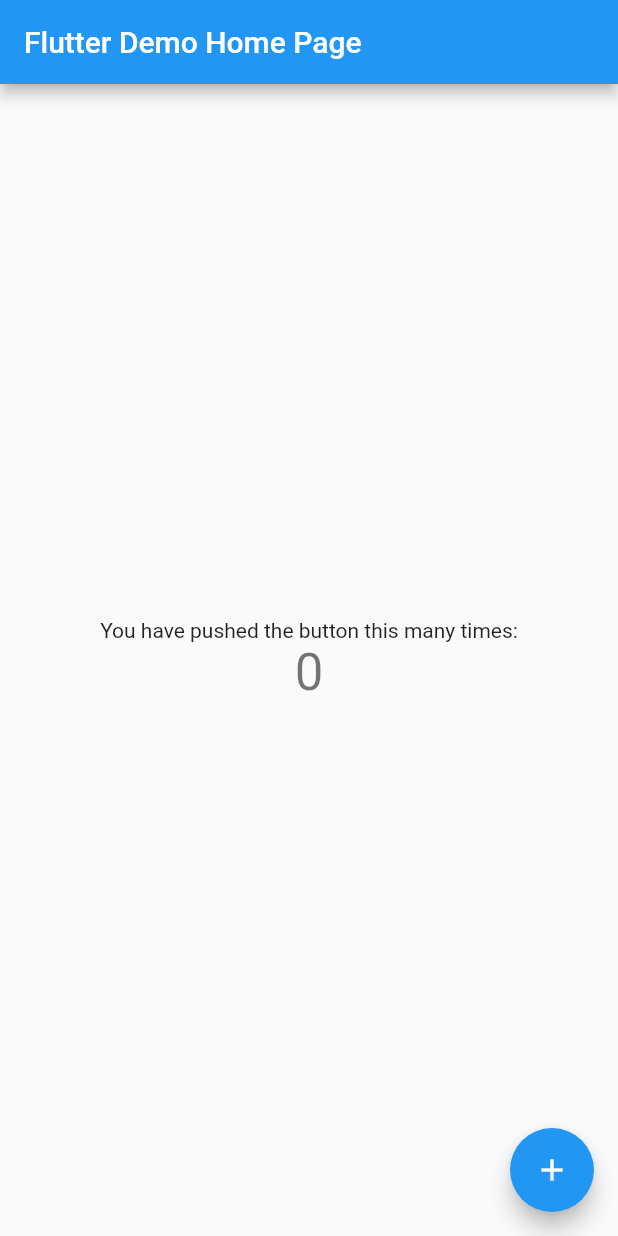
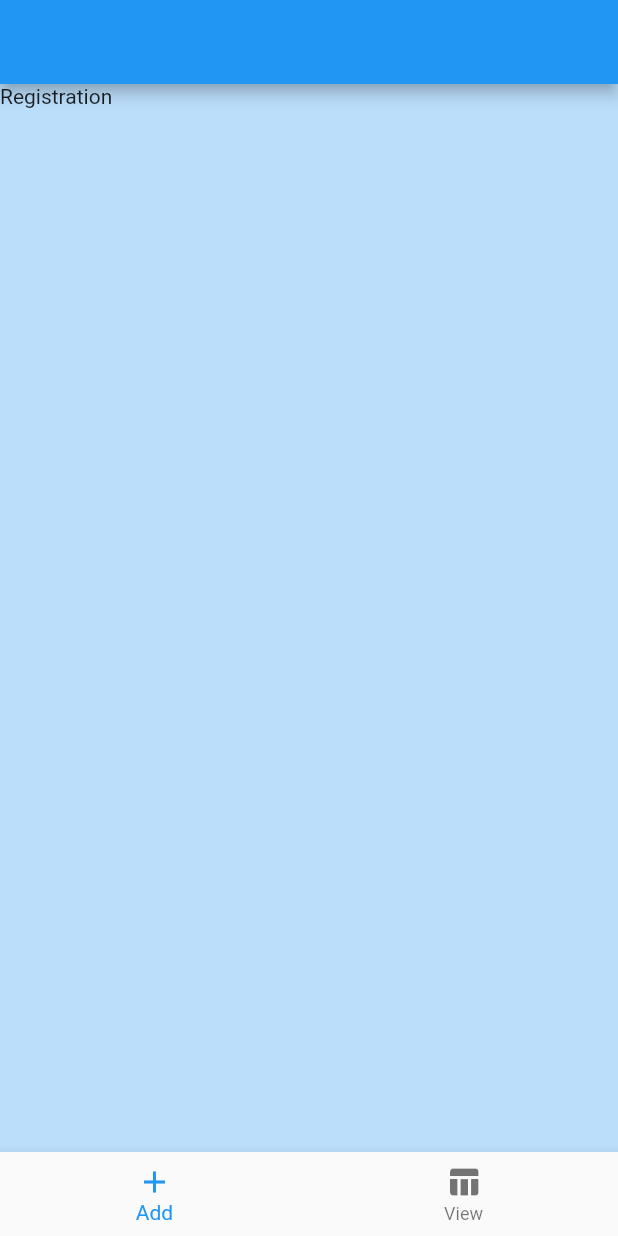
Before and after one commit to dznidaric/flutter-learning, a Flutter app: the screen it shows after launch, on a phone screen of 412 x 824 dp. Run offline on Flutter 3.47's test engine with Material 2 defaults, Android fonts, the phone set to English and light mode, and no system bars.

Commit message:
pocetna stranica

```diff
--- /dev/null
+++ b/app_exercise/lib/form.dart
@@ -0,0 +1,17 @@
+import 'package:flutter/material.dart';
+
+class Registration extends StatefulWidget {
+  const Registration({ Key? key }) : super(key: key);
+
+  @override
+  _RegistrationState createState() => _RegistrationState();
+}
+
+class _RegistrationState extends State<Registration> {
+  @override
+  Widget build(BuildContext context) {
+    return Container(
+      child: Text('Registration'),
+    );
+  }
+}
--- a/app_exercise/lib/main.dart
+++ b/app_exercise/lib/main.dart
@@ -1,115 +1,66 @@
 import 'package:flutter/material.dart';
+import 'package:app_exercise/category.dart';
+import 'package:app_exercise/form.dart';
+
+const _categoryName = 'Cake';
+const _categoryIcon = Icons.cake;
+const _categoryColor = Colors.green;
+int _currentIndex = 0;
 
 void main() {
-  runApp(const MyApp());
+  runApp(const UnitConverterApp());
 }
 
-class MyApp extends StatelessWidget {
-  const MyApp({Key? key}) : super(key: key);
+Widget _body = Registration();
+String _title = "";
 
-  // This widget is the root of your application.
+void _onTap(index) {
+  changeView(index);
+}
+
+void changeView(index) {
+  _currentIndex = index;
+  switch (index) {
+    case 0:
+      {
+        _title = "Registracija";
+        _body = Registration();
+        break;
+      }
+    case 1:
+      {
+        break;
+      }
+  }
+}
+
+class UnitConverterApp extends StatelessWidget {
+  const UnitConverterApp({Key? key}) : super(key: key);
+
   @override
   Widget build(BuildContext context) {
     return MaterialApp(
-      title: 'Flutter Demo',
-      theme: ThemeData(
-        // This is the theme of your application.
-        //
-        // Try running your application with "flutter run". You'll see the
-        // application has a blue toolbar. Then, without quitting the app, try
-        // changing the primarySwatch below to Colors.green and then invoke
-        // "hot reload" (press "r" in the console where you ran "flutter run",
-        // or simply save your changes to "hot reload" in a Flutter IDE).
-        // Notice that the counter didn't reset back to zero; the application
-        // is not restarted.
-        primarySwatch: Colors.blue,
-      ),
-      home: const MyHomePage(title: 'Flutter Demo Home Page'),
+      debugShowCheckedModeBanner: false,
+      title: 'Mjenjač jedinica',
+      home: Scaffold(
+          appBar: AppBar(
+            title: Text(_title),
+          ),
+          backgroundColor: Colors.blue[100],
+          body: _body,/* const Center(
+            child: Category(
+              name: _categoryName,
+              color: _categoryColor,
+              iconLocation: _categoryIcon,
+            ), */
+          bottomNavigationBar: BottomNavigationBar(
+            items: [
+              BottomNavigationBarItem(icon: Icon(Icons.add), label: ("Add")),
+              BottomNavigationBarItem(
+                  icon: Icon(Icons.table_chart), label: ("View")),
+            ],
+            currentIndex: _currentIndex,
+          )),
     );
   }
 }
-
-class MyHomePage extends StatefulWidget {
-  const MyHomePage({Key? key, required this.title}) : super(key: key);
-
-  // This widget is the home page of your application. It is stateful, meaning
-  // that it has a State object (defined below) that contains fields that affect
-  // how it looks.
-
-  // This class is the configuration for the state. It holds the values (in this
-  // case the title) provided by the parent (in this case the App widget) and
-  // used by the build method of the State. Fields in a Widget subclass are
-  // always marked "final".
-
-  final String title;
-
-  @override
-  State<MyHomePage> createState() => _MyHomePageState();
-}
-
-class _MyHomePageState extends State<MyHomePage> {
-  int _counter = 0;
-
-  void _incrementCounter() {
-    setState(() {
-      // This call to setState tells the Flutter framework that something has
-      // changed in this State, which causes it to rerun the build method below
-      // so that the display can reflect the updated values. If we changed
-      // _counter without calling setState(), then the build method would not be
-      // called again, and so nothing would appear to happen.
-      _counter++;
-    });
-  }
-
-  @override
-  Widget build(BuildContext context) {
-    // This method is rerun every time setState is called, for instance as done
-    // by the _incrementCounter method above.
-    //
-    // The Flutter framework has been optimized to make rerunning build methods
-    // fast, so that you can just rebuild anything that needs updating rather
-    // than having to individually change instances of widgets.
-    return Scaffold(
-      appBar: AppBar(
-        // Here we take the value from the MyHomePage object that was created by
-        // the App.build method, and use it to set our appbar title.
-        title: Text(widget.title),
-      ),
-      body: Center(
-        // Center is a layout widget. It takes a single child and positions it
-        // in the middle of the parent.
-        child: Column(
-          // Column is also a layout widget. It takes a list of children and
-          // arranges them vertically. By default, it sizes itself to fit its
-          // children horizontally, and tries to be as tall as its parent.
-          //
-          // Invoke "debug painting" (press "p" in the console, choose the
-          // "Toggle Debug Paint" action from the Flutter Inspector in Android
-          // Studio, or the "Toggle Debug Paint" command in Visual Studio Code)
-          // to see the wireframe for each widget.
-          //
-          // Column has various properties to control how it sizes itself and
-          // how it positions its children. Here we use mainAxisAlignment to
-          // center the children vertically; the main axis here is the vertical
-          // axis because Columns are vertical (the cross axis would be
-          // horizontal).
-          mainAxisAlignment: MainAxisAlignment.center,
-          children: <Widget>[
-            const Text(
-              'You have pushed the button this many times:',
-            ),
-            Text(
-              '$_counter',
-              style: Theme.of(context).textTheme.headline4,
-            ),
-          ],
-        ),
-      ),
-      floatingActionButton: FloatingActionButton(
-        onPressed: _incrementCounter,
-        tooltip: 'Increment',
-        child: const Icon(Icons.add),
-      ), // This trailing comma makes auto-formatting nicer for build methods.
-    );
-  }
-}
```
Also changed, not shown: app_exercise/lib/category.dart (added, +56 -0 lines), app_exercise/lib/user.dart (added, +7 -0 lines), 1 other file.
